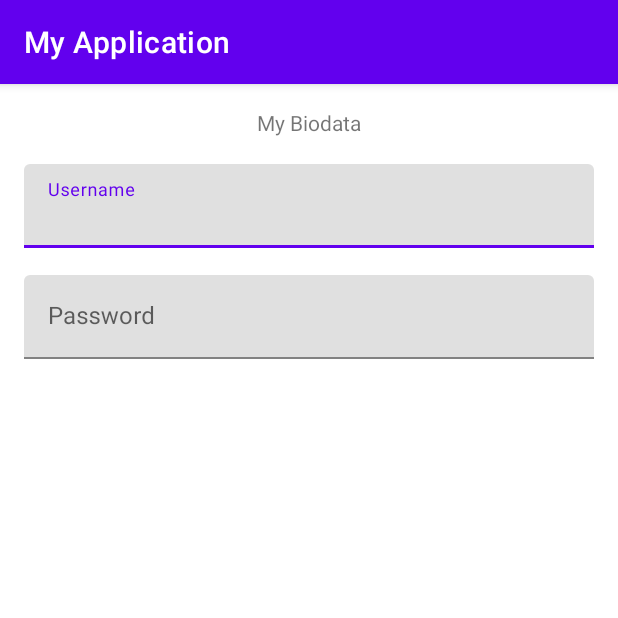
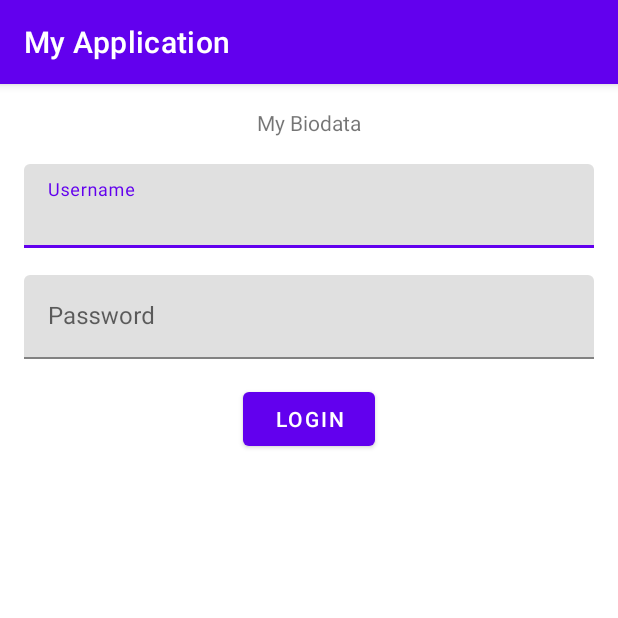
Before and after one commit to mikhael2003/MyBiodata, an Android app: the screen it shows after launch (MainActivity), on a phone screen of 412 x 824 dp, the top half of it. Run offline under Robolectric (Android 15) with nearby library versions, the phone set to English and light mode, and no system bars.

Commit message:
Update activity_main.xml

```diff
--- a/app/src/main/res/layout/activity_main.xml
+++ b/app/src/main/res/layout/activity_main.xml
@@ -59,6 +59,17 @@
 
     </com.google.android.material.textfield.TextInputLayout>
 
+    <Button
+        android:id="@+id/btn_login"
+        android:layout_width="wrap_content"
+        android:layout_height="wrap_content"
+        android:text="Login"
+        android:layout_marginTop="16dp"
+        android:layout_marginHorizontal="16dp"
+        app:layout_constraintTop_toBottomOf="@id/til_password"
+        app:layout_constraintStart_toStartOf="parent"
+        app:layout_constraintEnd_toEndOf="parent"/>
+
 
 
 
```
